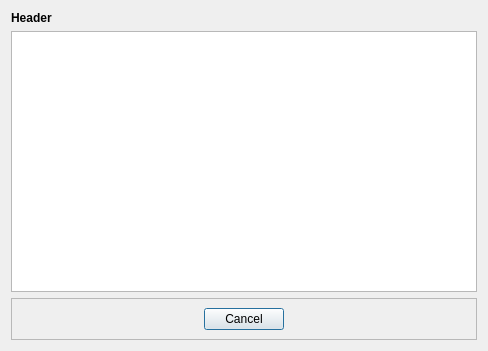
Old version of the form ui/admgui/all_ui/event_setting/select_data_dialog.ui in the repository RaynoldPanjiZ/gui_pyside6.
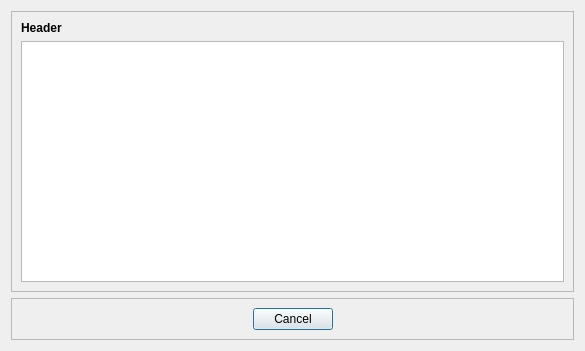
New version of the form.

What changed in the file:
```diff
--- a/ui/admgui/all_ui/event_setting/select_data_dialog.ui
+++ b/ui/admgui/all_ui/event_setting/select_data_dialog.ui
@@ -6,7 +6,7 @@
    <rect>
     <x>0</x>
     <y>0</y>
-    <width>488</width>
+    <width>585</width>
     <height>351</height>
    </rect>
   </property>
@@ -15,6 +15,36 @@
   </property>
   <layout class="QVBoxLayout" name="verticalLayout">
    <item>
+    <widget class="QFrame" name="frame_tb">
+     <property name="frameShape">
+      <enum>QFrame::NoFrame</enum>
+     </property>
+     <property name="frameShadow">
+      <enum>QFrame::Raised</enum>
+     </property>
+     <layout class="QHBoxLayout" name="horizontalLayout_2">
+      <property name="leftMargin">
+       <number>0</number>
+      </property>
+      <property name="topMargin">
+       <number>0</number>
+      </property>
+      <property name="rightMargin">
+       <number>0</number>
+      </property>
+      <property name="bottomMargin">
+       <number>0</number>
+      </property>
+      <item>
+       <widget class="QFrame" name="frame_3">
+        <property name="frameShape">
+         <enum>QFrame::StyledPanel</enum>
+        </property>
+        <property name="frameShadow">
+         <enum>QFrame::Raised</enum>
+        </property>
+        <layout class="QVBoxLayout" name="verticalLayout_2">
+         <item>
     <widget class="QLabel" name="label_head">
      <property name="font">
       <font>
@@ -44,6 +74,12 @@
      <attribute name="verticalHeaderVisible">
       <bool>false</bool>
      </attribute>
+          </widget>
+         </item>
+        </layout>
+       </widget>
+      </item>
+     </layout>
     </widget>
    </item>
    <item>
```
Lines whose indentation alone changed are shown as unchanged.
